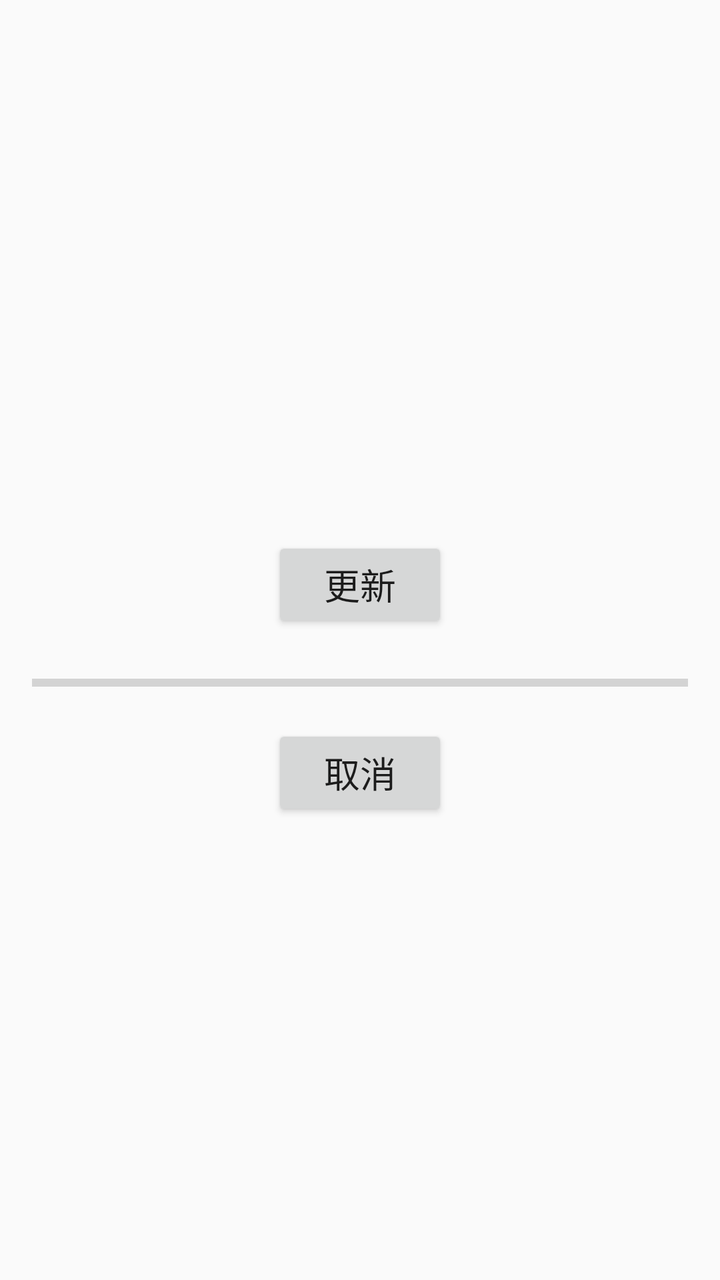
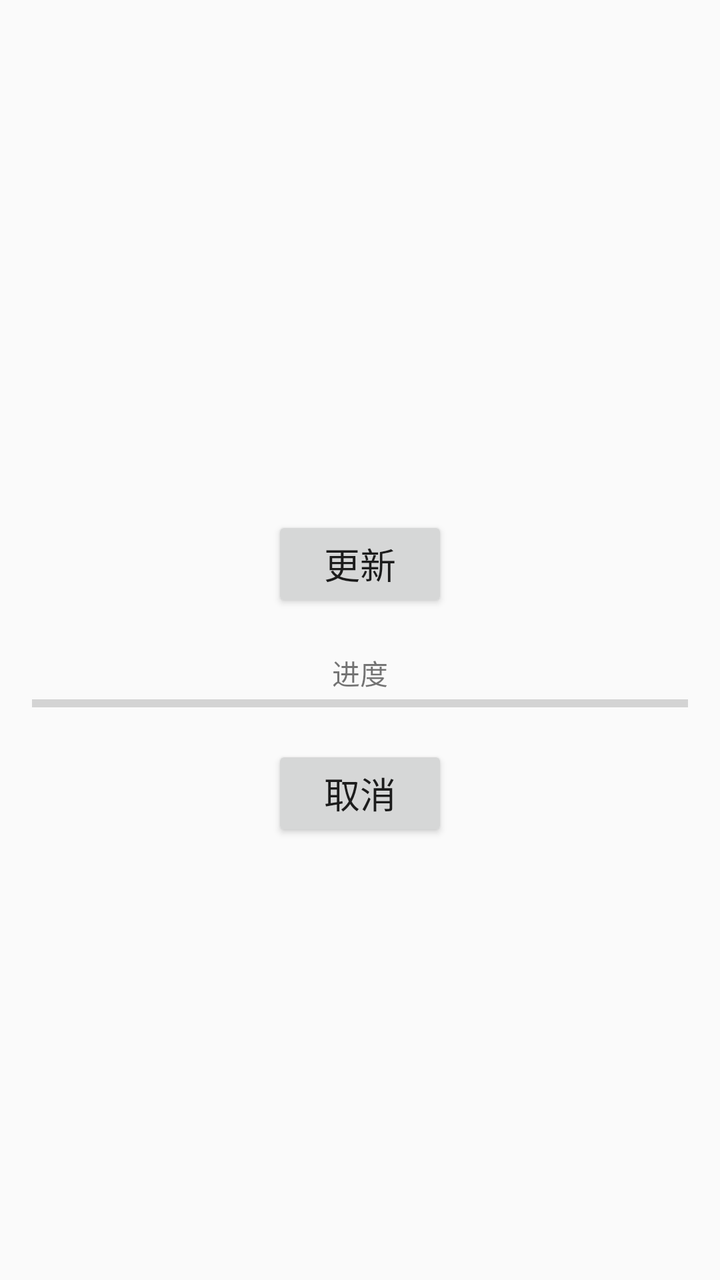

Two renders of the same Android screen: before a commit and after it. Below are the layout's source before the change and the commit's diff.
<!-- AndroidManifest.xml: application theme Theme.HYNetSpeedUtils -->
<!-- res/layout/activity_main.xml -->
<?xml version="1.0" encoding="utf-8"?>
<LinearLayout xmlns:android="http://schemas.android.com/apk/res/android"
    android:layout_width="match_parent"
    android:layout_height="match_parent"
    android:gravity="center"
    android:orientation="vertical"
    android:padding="16dp">

    <TextView
        android:id="@+id/textView"
        android:layout_width="match_parent"
        android:layout_height="wrap_content"
        android:textColor="#ff0000" />

    <Button
        android:id="@+id/downloadBtn"
        android:layout_width="wrap_content"
        android:layout_height="wrap_content"
        android:layout_marginTop="20dp"
        android:text="更新"
        android:textAllCaps="false"
        android:textSize="18sp" />

    <ProgressBar
        android:id="@+id/progressBar"
        style="?android:attr/progressBarStyleHorizontal"
        android:layout_width="match_parent"
        android:layout_height="10dp"
        android:layout_marginTop="20dp"
        android:max="100" />

    <Button
        android:id="@+id/cancelBtn"
        android:layout_width="wrap_content"
        android:layout_height="wrap_content"
        android:layout_marginTop="16dp"
        android:text="取消"
        android:textAllCaps="false"
        android:textSize="18sp" />

</LinearLayout>
<!-- resources referenced by this layout -->
<resources>
  <style name="Theme.HYNetSpeedUtils" parent="Theme.AppCompat.Light.NoActionBar">
          
          <item name="colorPrimary">@color/purple_500</item>
          
          
      </style>
  <color name="purple_500">#FF6200EE</color>
</resources>

<!-- the commit's change to res/layout/activity_main.xml (unified diff, before → after) -->
@@ -10,6 +10,8 @@
         android:id="@+id/textView"
         android:layout_width="match_parent"
         android:layout_height="wrap_content"
+        android:ellipsize="end"
+        android:maxLines="8"
         android:textColor="#ff0000" />
 
     <Button
@@ -21,12 +23,21 @@
         android:textAllCaps="false"
         android:textSize="18sp" />
 
+    <TextView
+        android:id="@+id/tv_progress"
+        android:layout_width="wrap_content"
+        android:layout_height="wrap_content"
+        android:layout_gravity="center"
+        android:layout_marginTop="20dp"
+        android:gravity="center"
+        android:text="进度" />
+
     <ProgressBar
         android:id="@+id/progressBar"
         style="?android:attr/progressBarStyleHorizontal"
         android:layout_width="match_parent"
         android:layout_height="10dp"
-        android:layout_marginTop="20dp"
+
         android:max="100" />
 
     <Button
